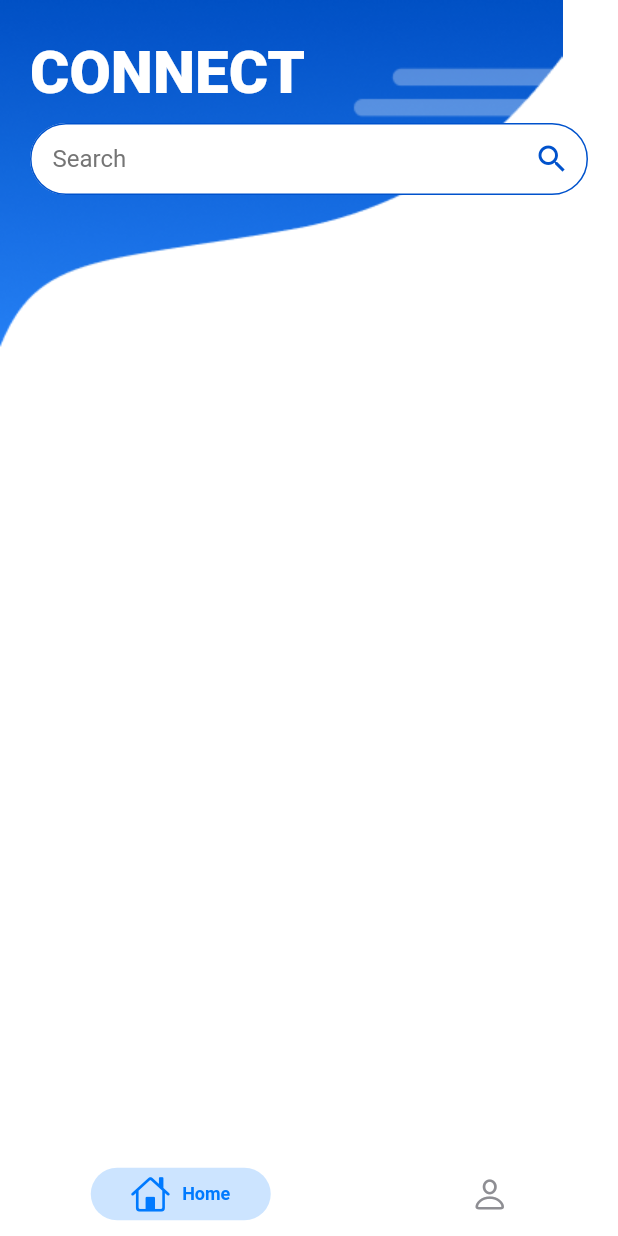
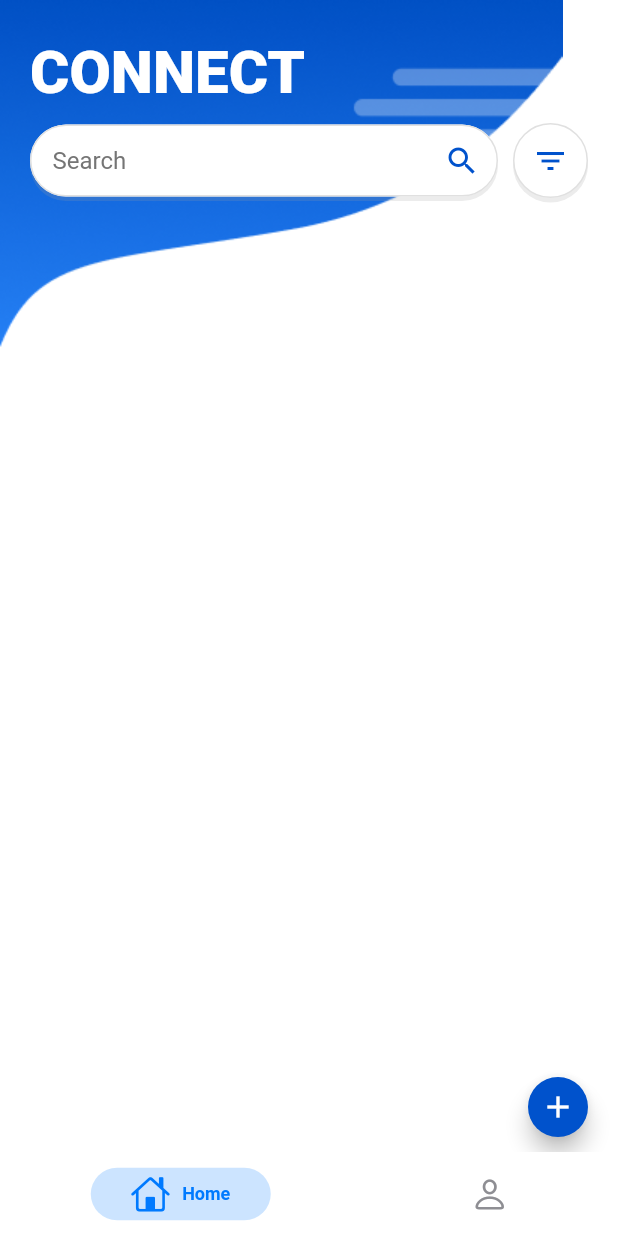
Before and after one commit to bidabite/prototype, a Flutter app: the screen it shows once a user with an empty profile is signed in, on a phone screen of 412 x 824 dp. Run offline on Flutter 3.47's test engine with Material 2 defaults, Android fonts, the phone set to English and light mode, and no system bars; drawn by our look-alikes of persistent_bottom_nav_bar; our stand-ins replace awesome_dialog, cloud_firestore, firebase_auth, firebase_core; missing offline and left inert: dart:ffi; accounts and stored records are empty.

Commit message:
feat: floating action button for make post

```diff
--- a/prototype/lib/pages/home_page.dart
+++ b/prototype/lib/pages/home_page.dart
@@ -1,12 +1,16 @@
+import 'dart:ffi';
+
+import 'package:awesome_dialog/awesome_dialog.dart';
 import 'package:cloud_firestore/cloud_firestore.dart';
 import 'package:firebase_auth/firebase_auth.dart';
 import 'package:flutter/cupertino.dart';
 import 'package:flutter/material.dart';
-import 'package:prototype/components/drawer.dart';
 import 'package:prototype/helper/helper_methods.dart';
 import 'package:prototype/pages/profile_page.dart';
 
 import '../components/announcement.dart';
+import '../components/tag.dart';
+import '../components/text_field.dart';
 
 class HomePage extends StatefulWidget {
   const HomePage({Key? key}) : super(key: key);
@@ -16,6 +20,7 @@ class HomePage extends StatefulWidget {
 }
 
 class _HomePageState extends State<HomePage> {
+  bool isDemand = true;
 
   // user
   final currentUser = FirebaseAuth.instance.currentUser!;
@@ -48,6 +53,12 @@ class _HomePageState extends State<HomePage> {
     });
   }
 
+  void toggleDemand() {
+    setState(() {
+      isDemand = !isDemand;
+    });
+  }
+
   // navigate to profile page
   void goToProfilePage() {
     // go to profile page
@@ -61,7 +72,86 @@ class _HomePageState extends State<HomePage> {
     TextEditingController _searchController = TextEditingController();
 
     return Scaffold(
-      // Nav Bar
+      floatingActionButton: FloatingActionButton(
+        onPressed: () {
+          AwesomeDialog(
+            context: context,
+            dialogType: DialogType.noHeader,
+            animType: AnimType.scale,
+            btnCancelOnPress: () {
+              setState(() {
+                textController.clear();
+              });
+            },
+            btnOkOnPress: () {
+              postMessage();
+            },
+            body: Padding(
+              padding: const EdgeInsets.only(left: 10.0, right: 10, bottom: 5),
+              child: Column(
+                crossAxisAlignment: CrossAxisAlignment.start,
+                children: [
+                  const Text(
+                    "Make an announcement",
+                    style: TextStyle(
+                      fontSize: 20,
+                      fontWeight: FontWeight.w700
+                    ),
+                  ),
+                  const SizedBox(height: 10),
+                  Row(
+                    mainAxisAlignment: MainAxisAlignment.spaceBetween,
+                    children: [
+                      Row(
+                        children: [
+                          const MyTag(name: "Cleaning", color: Colors.blue),
+                          const SizedBox(width: 5),
+                          Container(
+                            width: 25,
+                            height: 25,
+                            decoration: BoxDecoration(
+                              shape: BoxShape.circle,
+                              color: Colors.grey[300]!,
+                            ),
+                            child: Icon(
+                              Icons.add,
+                              color: Colors.grey[600]!,
+                              size: 15,
+                            ),
+                          ),
+                        ],
+                      ),
+                      GestureDetector(
+                        onTap: (){
+                          setState(() {
+                            isDemand = !isDemand;
+                          });
+                        },
+                        child: MyTag(name: isDemand?"Demand":"Supply", color: isDemand?Colors.red:Colors.green)
+                      ),
+                    ],
+                  ),
+                  const SizedBox(height: 10),
+                  Row(
+                    children: [
+                      Expanded(
+                        child: MyTextField(
+                          controller: textController,
+                          hintText: "Write an announcement...",
+                          obscureText: false,
+                        ),
+                      ),
+                    ],
+                  ),
+                ],
+              ),
+            )
+          ).show();
+        },
+        child: Icon(Icons.add),
+        backgroundColor: Color(0xFF0052CC),
+        mini: true
+      ),
       backgroundColor: Colors.white,
       body: Stack(
         children: [
@@ -74,11 +164,11 @@ class _HomePageState extends State<HomePage> {
             child: Center(
               child: Column(
                 children: [
-                  Row(
+                  const Row(
                     mainAxisAlignment: MainAxisAlignment.start,
                     children: [
                       Padding(
-                        padding: const EdgeInsets.only(left: 20.0, top: 25),
+                        padding: EdgeInsets.only(left: 20.0, top: 25),
                         child: Text(
                           "CONNECT",
                           style: TextStyle(
@@ -93,33 +183,76 @@ class _HomePageState extends State<HomePage> {
 
                   Padding(
                     padding: const EdgeInsets.only(left: 20, right: 20, top: 10, bottom: 20),
+                    child: Row(
+                      children: [
+                        Expanded(
+                          child: Container(
+                            decoration: BoxDecoration(
+                              boxShadow: [
+                                BoxShadow(
+                                  color: Colors.grey.withOpacity(0.2),
+                                  offset: const Offset(0, 3),
+                                  blurRadius: 0,
+                                ),
+                              ],
+                              borderRadius: BorderRadius.circular(35)
+                            ),
                             child: TextField(
                               controller: _searchController,
                               obscureText: false,
                               decoration: InputDecoration(
-                          contentPadding: EdgeInsets.only(left: 15, top: 10, right: 10, bottom: 10),
+                                contentPadding: const EdgeInsets.only(left: 15, top: 10, right: 10, bottom: 10),
                                 enabledBorder: OutlineInputBorder(
-                              borderSide: BorderSide(color: Color(0xFF0052CC)),
-                              borderRadius: BorderRadius.circular(35)
+                                  borderSide: BorderSide(color: Colors.grey[300]!),
+                                  borderRadius: BorderRadius.circular(35),
                                 ),
                                 focusedBorder: OutlineInputBorder(
-                              borderSide: BorderSide(color: Color(0xFF0052CC)),
-                              borderRadius: BorderRadius.circular(35)
+                                  borderSide: BorderSide(color: Colors.grey[300]!),
+                                  borderRadius: BorderRadius.circular(35),
                                 ),
                                 fillColor: Colors.white,
                                 filled: true,
                                 hintText: "Search",
-                          suffixIcon: Icon(Icons.search),
-                          suffixIconColor: Color(0xFF0052CC),
-                          hintStyle: TextStyle(color: Colors.grey[600]!)
+                                hintStyle: TextStyle(color: Colors.grey[600]!),
+                                suffixIcon: const Icon(
+                                  Icons.search,
+                                  color: Color(0xFF0052CC),
+                                )
                               ),
+                            ),
+                          ),
+                        ),
+                        const SizedBox(width: 10),
+                        Container(
+                          width: 50,
+                          height: 50,
+                          decoration: BoxDecoration(
+                            shape: BoxShape.circle,
+                            color: Colors.white,
+                            boxShadow: [
+                              BoxShadow(
+                                color: Colors.grey.withOpacity(0.2),
+                                offset: Offset(0, 3),
+                                blurRadius: 0,
+                              ),
+                            ],
+                            border: Border.all(
+                              color: Colors.grey[300]!
+                            )
+                          ),
+                          child: const Icon(
+                            Icons.filter_list,
+                            color: Color(0xFF0052CC),
+                          ),
+                        ),
+                      ],
                     ),
                   ),
 
                   // feed
                   Expanded(
                     child: StreamBuilder(
-                      stream: FirebaseFirestore.instance.collection("User Posts").orderBy("Timestamp", descending: false).snapshots(),
+                      stream: FirebaseFirestore.instance.collection("User Posts").orderBy("Timestamp", descending: true).snapshots(),
                       builder: (context, snapshot) {
                         if (snapshot.hasData) {
                           return ListView.builder(
@@ -143,25 +276,7 @@ class _HomePageState extends State<HomePage> {
                       },
                     ),
                   ),
-
-                  // // post announcement
-                  // Padding(
-                  //   padding: const EdgeInsets.all(25.0),
-                  //   child: Row(
-                  //     children: [
-                  //       Expanded(
-                  //         child: MyTextField(
-                  //           controller: textController,
-                  //           hintText: "Write an announcement...",
-                  //           obscureText: false,
-                  //         ),
-                  //       ),
-                  //
-                  //       // post button
-                  //       IconButton(onPressed: postMessage, icon: const Icon(Icons.arrow_circle_up))
-                  //     ],
-                  //   ),
-                  // ),
+                  const SizedBox(height: 20)
                 ],
               ),
             ),
--- a/prototype/pubspec.yaml
+++ b/prototype/pubspec.yaml
@@ -39,6 +39,7 @@ dependencies:
   firebase_auth: ^4.6.3
   cloud_firestore: ^4.8.2
   persistent_bottom_nav_bar: ^5.0.2
+  awesome_dialog: ^3.1.0
 
 dev_dependencies:
   flutter_test:
```
Also changed, not shown: prototype/pubspec.lock, 3 other files. Lines whose indentation alone changed are shown as unchanged.
